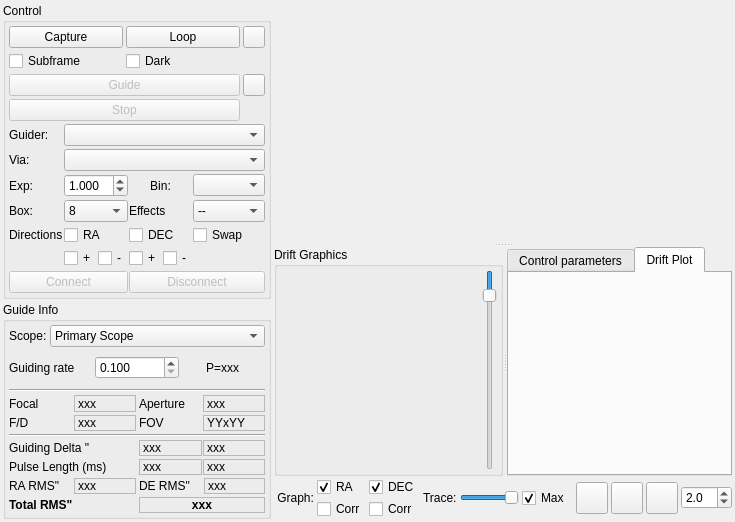
Before: the Qt Designer form kstars/ekos/guide/guide.ui in KDE/kstars, drawn with Qt 5.
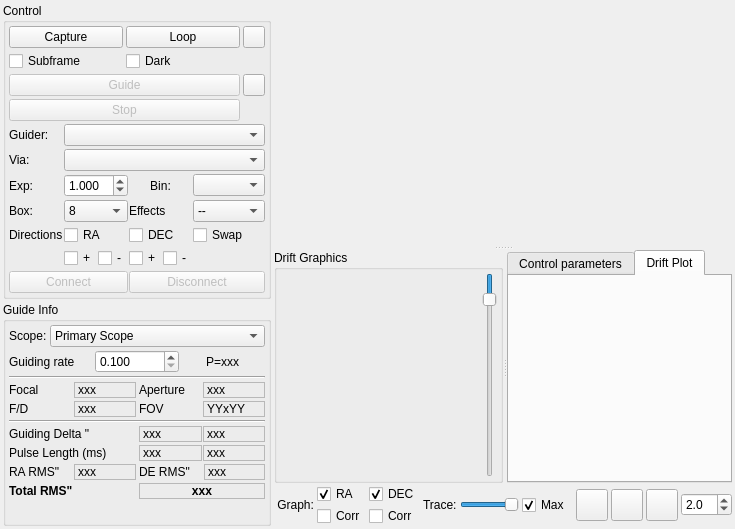
After: the same form once the commit is applied. Icons and pictures are not drawn. Custom widgets are drawn as their Qt base class.

Commit message: Make the Ekos modules fully expand except for regular GUI controls as suggested by Jim on INDI forums

Diff of the .ui file:
```diff
--- a/kstars/ekos/guide/guide.ui
+++ b/kstars/ekos/guide/guide.ui
@@ -7,7 +7,7 @@
     <x>0</x>
     <y>0</y>
     <width>729</width>
-    <height>520</height>
+    <height>529</height>
    </rect>
   </property>
   <layout class="QHBoxLayout" name="horizontalLayout_8" stretch="1,3">
@@ -860,6 +860,19 @@
           </item>
          </layout>
         </item>
+        <item>
+         <spacer name="verticalSpacer">
+          <property name="orientation">
+           <enum>Qt::Vertical</enum>
+          </property>
+          <property name="sizeHint" stdset="0">
+           <size>
+            <width>20</width>
+            <height>40</height>
+           </size>
+          </property>
+         </spacer>
+        </item>
        </layout>
       </widget>
      </item>
```
Left out of the diff: 3 changed lines with no effect on the pictures. The commit also changes 2 other files.
